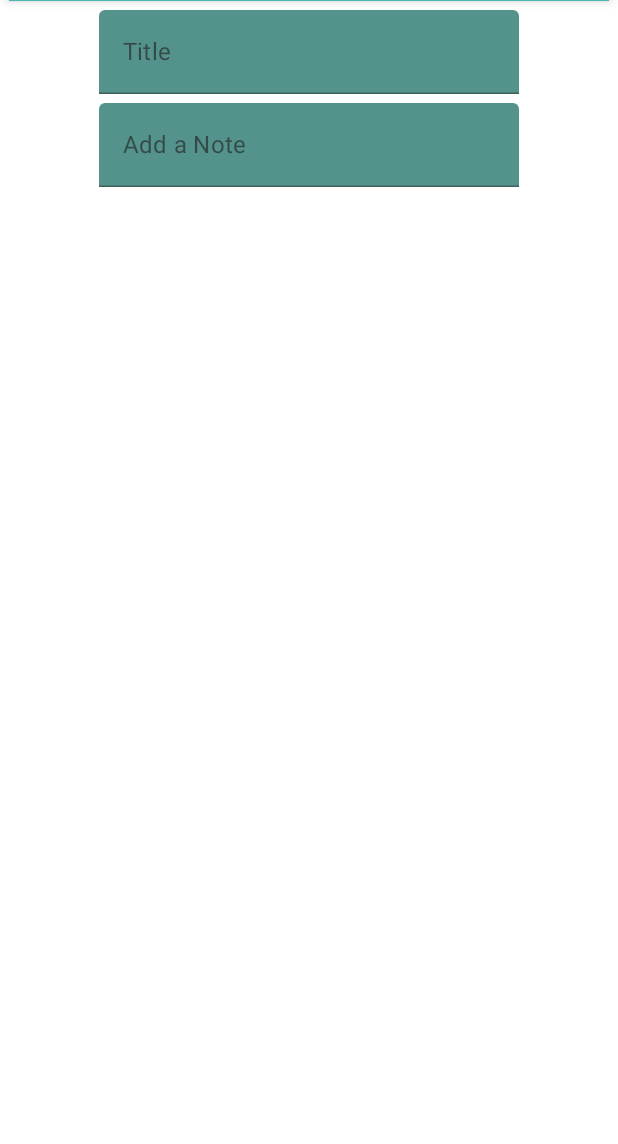
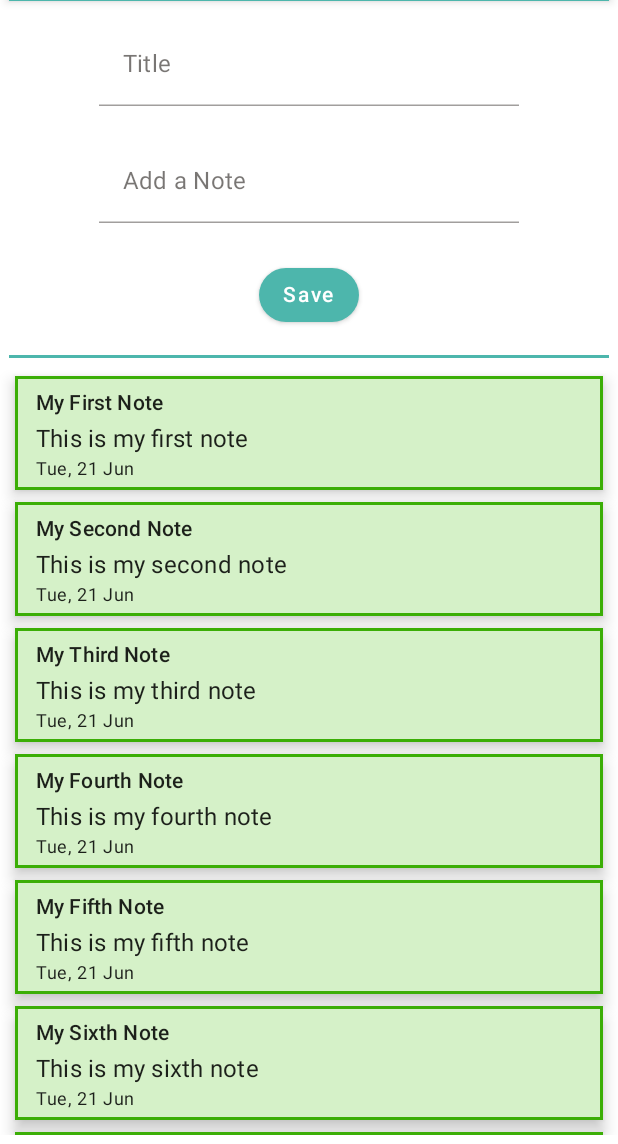
Before and after one commit to JerryApplegarth/TheScribe, an Android app built with Jetpack Compose: the composable HomeScreen shown on its own in the app's theme, on a phone screen of 412 x 824 dp, the part 92-1236 px from its top. Run offline under Robolectric (Android 15) with nearby library versions, the phone set to English and light mode, and no system bars.

Commit message:
1.5 complete with fake data

```diff
--- a/app/src/main/java/com/applecompose/thescribe/MainActivity.kt
+++ b/app/src/main/java/com/applecompose/thescribe/MainActivity.kt
@@ -13,6 +13,7 @@ import androidx.compose.ui.tooling.preview.Preview
 import com.applecompose.thescribe.presentation.screens.HomeScreen
 import com.applecompose.thescribe.ui.theme.TheScribeTheme
 import com.applecompose.thescribe.ui.theme.newBackgroundColor
+import com.applecompose.thescribe.ui.theme.newLightBackgroundColor
 
 class MainActivity : ComponentActivity() {
 	override fun onCreate(savedInstanceState: Bundle?) {
@@ -22,7 +23,7 @@ class MainActivity : ComponentActivity() {
 				// A surface container using the 'background' color from the theme
 				Surface(
 					modifier = Modifier.fillMaxSize(),
-					color = MaterialTheme.colors.newBackgroundColor
+					color = MaterialTheme.colors.newLightBackgroundColor
 				) {
 					HomeScreen()
 
--- /dev/null
+++ b/app/src/main/java/com/applecompose/thescribe/data/NoteDataSource.kt
@@ -0,0 +1,20 @@
+package com.applecompose.thescribe.data
+
+import com.applecompose.thescribe.domain.model.Note
+import java.util.*
+
+class NoteDataSource {
+
+	fun loadNotes(): List<Note> {
+		return listOf(
+			Note(title =  "My First Note", description = "This is my first note"),
+			Note(title = "My Second Note", description = "This is my second note"),
+			Note(title = "My Third Note", description = "This is my third note"),
+			Note(title = "My Fourth Note", description = "This is my fourth note"),
+			Note(title = "My Fifth Note", description = "This is my fifth note"),
+			Note(title = "My Sixth Note", description = "This is my sixth note"),
+			Note(title = "My Seventh Note", description = "This is my seventh note"),
+		)
+
+	}
+}
--- /dev/null
+++ b/app/src/main/java/com/applecompose/thescribe/data/repository/MyRepositoryImpl.kt
@@ -0,0 +1,4 @@
+package com.applecompose.thescribe.data.repository
+
+class MyRepositoryImpl {
+}
--- /dev/null
+++ b/app/src/main/java/com/applecompose/thescribe/domain/model/Note.kt
@@ -0,0 +1,12 @@
+package com.applecompose.thescribe.domain.model
+
+import java.time.LocalDateTime
+import java.util.*
+
+data class Note(
+	val id: UUID = UUID.randomUUID(),
+	val title: String,
+	val description: String,
+	val entryDate: LocalDateTime = LocalDateTime.now(),
+
+)
--- /dev/null
+++ b/app/src/main/java/com/applecompose/thescribe/presentation/components/NoteButton.kt
@@ -0,0 +1,30 @@
+package com.applecompose.thescribe.presentation.components
+
+import androidx.compose.foundation.shape.CircleShape
+import androidx.compose.material.Button
+import androidx.compose.material.Text
+import androidx.compose.runtime.Composable
+import androidx.compose.ui.Modifier
+
+@Composable
+fun NoteButton(
+	modifier: Modifier = Modifier,
+	text: String,
+	onClick: () -> Unit,
+	enabled: Boolean = true,
+
+
+) {
+	Button(
+		onClick = onClick,
+		shape = CircleShape,
+		enabled = enabled,
+		modifier = modifier
+		)
+	{
+		Text(text = text)
+
+
+	}
+
+}
--- a/app/src/main/java/com/applecompose/thescribe/presentation/components/NoteInputText.kt
+++ b/app/src/main/java/com/applecompose/thescribe/presentation/components/NoteInputText.kt
@@ -29,7 +29,7 @@ fun NoteInputText(
 		value = text,
 		onValueChange = onTextChange,
 		colors = TextFieldDefaults.textFieldColors(
-			backgroundColor = MaterialTheme.colors.cardBackground),
+			backgroundColor = MaterialTheme.colors.background),
 		maxLines = maxLine,
 		label = { Text(text = label)},
 		keyboardOptions = KeyboardOptions.Default.copy(
--- /dev/null
+++ b/app/src/main/java/com/applecompose/thescribe/presentation/components/NoteRow.kt
@@ -0,0 +1,65 @@
+package com.applecompose.thescribe.presentation.components
+
+import androidx.compose.foundation.BorderStroke
+import androidx.compose.foundation.clickable
+import androidx.compose.foundation.layout.Column
+import androidx.compose.foundation.layout.fillMaxWidth
+import androidx.compose.foundation.layout.padding
+import androidx.compose.foundation.shape.RoundedCornerShape
+import androidx.compose.material.MaterialTheme
+import androidx.compose.material.Surface
+import androidx.compose.material.Text
+import androidx.compose.runtime.Composable
+import androidx.compose.ui.Alignment
+import androidx.compose.ui.Modifier
+import androidx.compose.ui.draw.clip
+import androidx.compose.ui.graphics.Color
+import androidx.compose.ui.unit.dp
+import com.applecompose.thescribe.domain.model.Note
+import com.applecompose.thescribe.ui.theme.cardBackground
+import com.applecompose.thescribe.ui.theme.mediumGreen
+import com.applecompose.thescribe.ui.theme.newBackgroundColor
+import java.time.format.DateTimeFormatter
+
+@Composable
+fun NoteRow(
+	modifier: Modifier = Modifier,
+	note: Note,
+	onNoteClicked: (Note) -> Unit
+) {
+	Surface(
+		modifier
+			.padding(4.dp)
+			.fillMaxWidth(),
+
+
+		color = MaterialTheme.colors.newBackgroundColor,
+		elevation = 6.dp,
+		border = BorderStroke(2.dp, color = MaterialTheme.colors.mediumGreen)
+
+	) {
+		Column(
+			modifier
+				.clickable { }
+				.padding(horizontal = 14.dp, vertical = 6.dp),
+			horizontalAlignment = Alignment.Start
+		) {
+			Text(
+				text = note.title,
+				style = MaterialTheme.typography.subtitle2
+			)
+			Text(
+				text = note.description,
+				style = MaterialTheme.typography.subtitle1
+			)
+			Text(
+				text = note.entryDate.format(
+					DateTimeFormatter.ofPattern("EEE, d MMM")),
+				style = MaterialTheme.typography.caption
+			)
+
+		}
+
+	}
+
+}
--- a/app/src/main/java/com/applecompose/thescribe/presentation/components/TopApp.kt
+++ b/app/src/main/java/com/applecompose/thescribe/presentation/components/TopApp.kt
@@ -1,36 +1,45 @@
 package com.applecompose.thescribe.presentation.components
 
-import androidx.compose.material.Icon
-import androidx.compose.material.Text
+import androidx.compose.foundation.background
+import androidx.compose.material.*
 import androidx.compose.material.icons.Icons
 import androidx.compose.material.icons.filled.Note
 import androidx.compose.runtime.Composable
 import androidx.compose.ui.Modifier
+import androidx.compose.ui.graphics.Color
 import androidx.compose.ui.res.stringResource
-import androidx.compose.ui.text.font.FontWeight
+import androidx.compose.ui.tooling.preview.Preview
 import androidx.compose.ui.unit.sp
 import com.applecompose.thescribe.R
 
 @Composable
 fun TopApp() {
-	androidx.compose.material.TopAppBar {
+
+	TopAppBar(
+		modifier = Modifier
+			.background(MaterialTheme.colors.secondary)
+	) {
 		Text(
 			text = stringResource(id = R.string.app_name),
 			fontSize = 24.sp,
 			modifier = Modifier
 				.weight(0.3f)
-			)
+				.background(color = Color.Transparent)
+		)
 		Icon(
 			imageVector = Icons.Default.Note,
 			contentDescription = "note pad",
 			modifier = Modifier
 				.weight(0.1f)
-			)
-
+				.background(color = Color.Transparent)
+		)
 	}
 
+}
 
 
-
-
+@Preview(showSystemUi = true)
+@Composable
+fun TopAppPreview() {
+	TopApp()
 }
--- a/app/src/main/java/com/applecompose/thescribe/presentation/screens/HomeScreen.kt
+++ b/app/src/main/java/com/applecompose/thescribe/presentation/screens/HomeScreen.kt
@@ -1,9 +1,12 @@
 package com.applecompose.thescribe.presentation.screens
 
 import androidx.compose.runtime.Composable
+import com.applecompose.thescribe.data.NoteDataSource
 
 @Composable
 fun HomeScreen() {
-	NoteScreen()
+	NoteScreen(notes = NoteDataSource().loadNotes(),
+		onAddNote = {},
+		onRemoveNote = {})
 
 }
--- a/app/src/main/java/com/applecompose/thescribe/presentation/screens/NoteScreen.kt
+++ b/app/src/main/java/com/applecompose/thescribe/presentation/screens/NoteScreen.kt
@@ -1,25 +1,40 @@
 package com.applecompose.thescribe.presentation.screens
 
+import android.widget.Toast
 import androidx.compose.foundation.layout.*
+import androidx.compose.foundation.lazy.LazyColumn
+import androidx.compose.foundation.lazy.items
+import androidx.compose.material.Divider
 import androidx.compose.material.MaterialTheme
 import androidx.compose.material.Surface
-import androidx.compose.runtime.Composable
-import androidx.compose.runtime.getValue
-import androidx.compose.runtime.mutableStateOf
-import androidx.compose.runtime.remember
+import androidx.compose.runtime.*
 import androidx.compose.ui.Alignment
 import androidx.compose.ui.Modifier
+import androidx.compose.ui.platform.LocalContext
+import androidx.compose.ui.res.stringResource
 import androidx.compose.ui.tooling.preview.Preview
 import androidx.compose.ui.unit.dp
+import com.applecompose.thescribe.R
+import com.applecompose.thescribe.data.NoteDataSource
+import com.applecompose.thescribe.domain.model.Note
+import com.applecompose.thescribe.presentation.components.NoteButton
 import com.applecompose.thescribe.presentation.components.NoteInputText
+import com.applecompose.thescribe.presentation.components.NoteRow
 import com.applecompose.thescribe.presentation.components.TopApp
 import com.applecompose.thescribe.ui.theme.TheScribeTheme
 import com.applecompose.thescribe.ui.theme.newBackgroundColor
 
 @Composable
-fun NoteScreen() {
-	val title by remember { mutableStateOf("")}
-	val description by remember { mutableStateOf("")}
+fun NoteScreen(
+	notes: List<Note>,
+	onAddNote: (Note) -> Unit,
+	onRemoveNote: (Note) -> Unit,
+) {
+	var title by remember { mutableStateOf("") }
+	var description by remember { mutableStateOf("") }
+
+	val context = LocalContext.current
+
 	Column(
 		modifier = Modifier
 			.padding(6.dp)
@@ -34,28 +49,65 @@ fun NoteScreen() {
 		) {
 			Spacer(modifier = Modifier.height(6.dp))
 			NoteInputText(
+				modifier = Modifier
+					.padding(top = 8.dp, bottom = 8.dp),
 				text = title,
-				label = "Title",
-				onTextChange = {})
+				label = stringResource(R.string.title),
+				onTextChange = {
+					if (it.all { char ->
+							char.isLetter() || char.isWhitespace()
+						}) title = it
+				})
 			Spacer(modifier = Modifier.height(6.dp))
 			NoteInputText(
+				modifier = Modifier
+					.padding(top = 8.dp, bottom = 8.dp),
 				text = description,
-				label = "Add a Note",
-				onTextChange = {})
+				label = stringResource(R.string.add_a_note),
+				onTextChange = { description = it },
+				maxLine = 10
+				)
+
+			// Button goes here
+			Spacer(modifier = Modifier.height(8.dp))
+			NoteButton(
+				modifier = Modifier
+					.padding(top = 8.dp, bottom = 8.dp),
+				text = stringResource(R.string.save),
+				onClick = {
+					if (title.isNotEmpty() && description.isNotEmpty()) {
+						onAddNote(Note(
+							title = title, description = description
+						))
+						title = ""
+						description = ""
+						Toast.makeText(
+							context,
+							"Note Saved",
+							Toast.LENGTH_SHORT)
+							.show()
+					}
+				})
+
+		}
+		Spacer(modifier = Modifier.height(8.dp))
+		Divider(
+			color = MaterialTheme.colors.primary,
+			thickness = 2.dp
+		)
+		Spacer(modifier = Modifier.height(8.dp))
+		LazyColumn {
+			items(notes) { note ->
+				NoteRow(
+					note = note,
+					onNoteClicked = {})
+			}
+
+		}
+	}
+}
 
 
-		}
-
-
-
-	}
-
-
-
-
-
-
-}
 
 @Preview(showBackground = true, showSystemUi = true)
 @Composable
@@ -66,7 +118,10 @@ fun NoteScreenPreview() {
 			modifier = Modifier.fillMaxSize(),
 			color = MaterialTheme.colors.newBackgroundColor
 		) {
-			NoteScreen()
+			NoteScreen(
+				notes = NoteDataSource().loadNotes(),
+				onAddNote = {},
+				onRemoveNote = {})
 
 		}
 	}
--- a/app/src/main/java/com/applecompose/thescribe/ui/theme/Theme.kt
+++ b/app/src/main/java/com/applecompose/thescribe/ui/theme/Theme.kt
@@ -24,7 +24,7 @@ private val LightColorPalette = lightColors(
 
 	/* Other default colors to override
     background = Color.White,
-    surface = Color.White,
+
 
 
     */
--- a/app/src/main/res/values/strings.xml
+++ b/app/src/main/res/values/strings.xml
@@ -1,3 +1,8 @@
 <resources>
     <string name="app_name">The Scribe</string>
+    <string name="save">Save</string>
+    <string name="add_a_note">Add a Note</string>
+    <string name="title">Title</string>
+
+
 </resources>
```
Also changed, not shown: app/src/main/java/com/applecompose/thescribe/ui/theme/Color.kt (+7 -2 lines).
